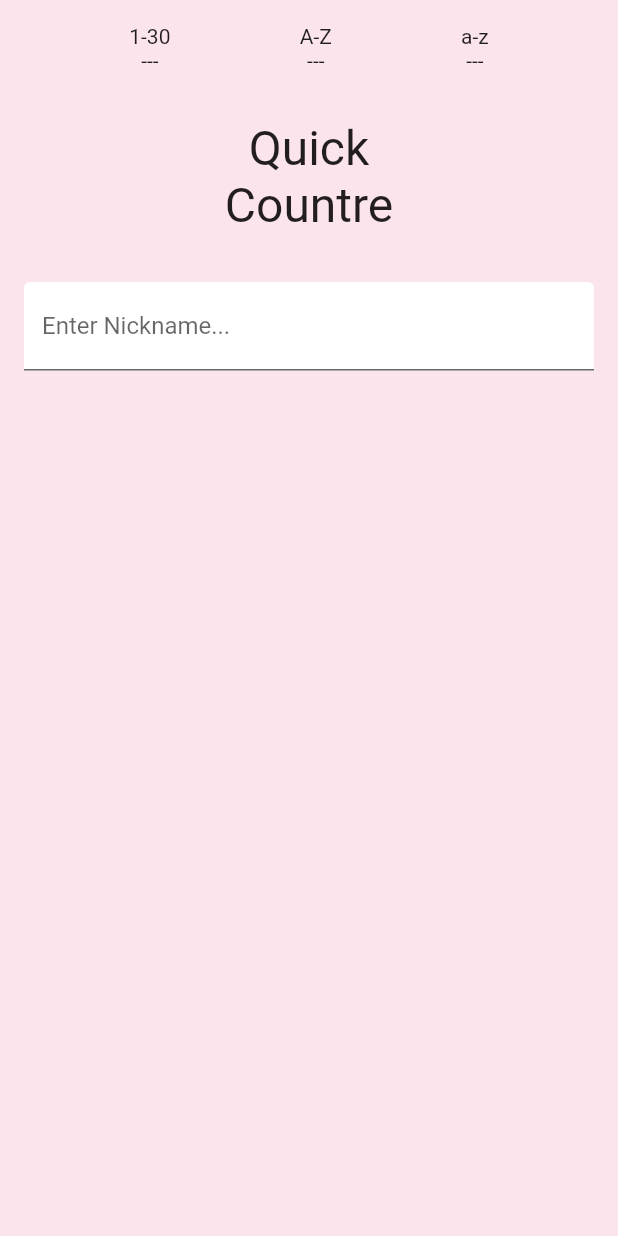
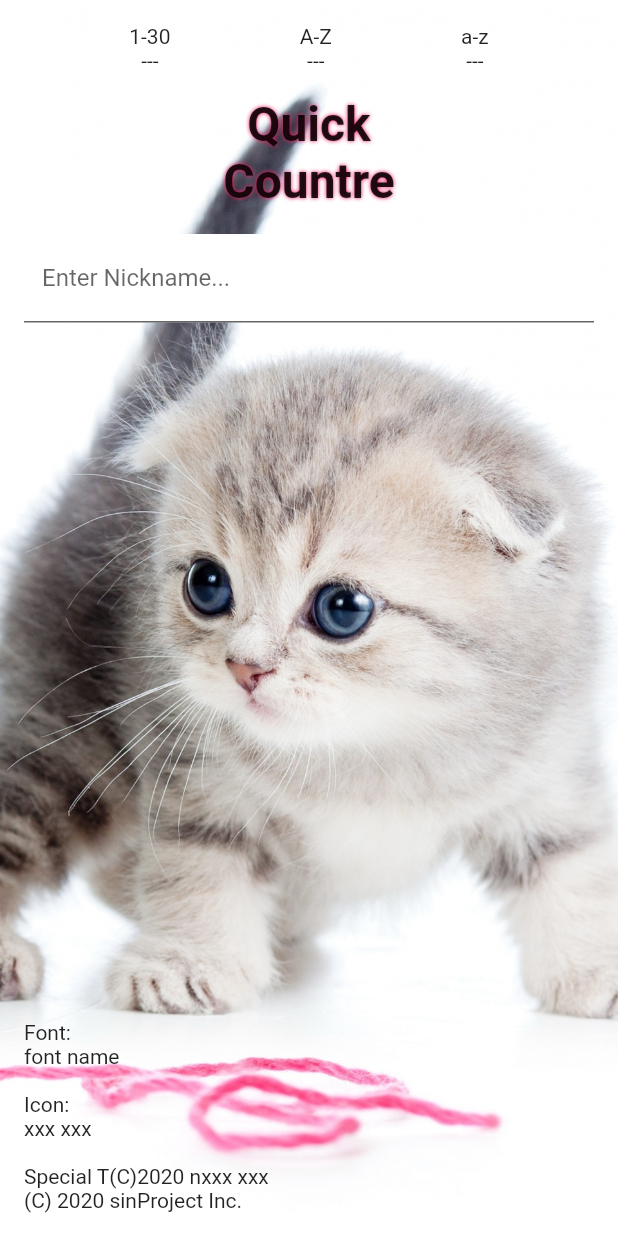
Before and after one commit to mtsknt/quick_count, a Flutter app: the screen it shows after launch, on a phone screen of 412 x 824 dp. Run offline on Flutter 3.47's test engine with Material 2 defaults, Android fonts, the phone set to English and light mode, and no system bars; our stand-ins replace audioplayers, shared_preferences.

Commit message:
Improve UI

```diff
--- a/lib/homePage.dart
+++ b/lib/homePage.dart
@@ -12,7 +12,7 @@ class HomePage extends StatefulWidget {
 }
 
 class _HomePageState extends State<HomePage> {
-  String _selectedMode = '';
+  String _selectedMode = '1-30';
   User _currentUser = User(name: '');
   List<User> users = [];
   SharedPref sharedPref = SharedPref();
@@ -99,6 +99,8 @@ class _HomePageState extends State<HomePage> {
       child: Text(playMode),
       color: color,
       padding: buttonPadding,
+      splashColor: Colors.transparent,
+      highlightColor: Colors.transparent,
       onPressed: () {
         _setSelectedMode(playMode);
         audio.playLocal('select.mp3');
@@ -126,12 +128,20 @@ class _HomePageState extends State<HomePage> {
     );
 
     Widget titleSection = Container(
-      padding: const EdgeInsets.all(32),
+      padding: const EdgeInsets.all(16),
       child: Center(
         child: Text(
           'Quick\nCountre',
           style: TextStyle(
             fontSize: 32,
+            fontWeight: FontWeight.bold,
+            shadows: [
+              Shadow(
+                blurRadius: 3.0,
+                color: Colors.pink,
+                offset: Offset(0, 0),
+              ),
+            ],
           ),
           textAlign: TextAlign.center,
         ),
@@ -171,6 +181,8 @@ class _HomePageState extends State<HomePage> {
             child: Text('PLAY!'),
             color: Colors.pink[200],
             padding: buttonPadding,
+            splashColor: Colors.transparent,
+            highlightColor: Colors.transparent,
             onPressed: () {
               _playGame(_selectedMode, _currentUser, users);
             },
@@ -183,10 +195,10 @@ class _HomePageState extends State<HomePage> {
       body: Container(
         decoration: BoxDecoration(
           color: Colors.pink[50],
-          // image: DecorationImage(
-          //   image: AssetImage('images/lake.jpg'),
-          //   fit: BoxFit.cover,
-          // ),
+          image: DecorationImage(
+            image: AssetImage('assets/images/kitten.jpg'),
+            fit: BoxFit.cover,
+          ),
         ),
         child: Column(
           children: [
@@ -197,6 +209,25 @@ class _HomePageState extends State<HomePage> {
               selectPlayModeSection,
               playButtonSection,
             ],
+            Expanded(
+              child: Container(
+                margin: const EdgeInsets.all(16),
+                child: Align(
+                  alignment: Alignment.bottomLeft,
+                  child: Column(
+                    crossAxisAlignment: CrossAxisAlignment.start,
+                    mainAxisSize: MainAxisSize.max,
+                    mainAxisAlignment: MainAxisAlignment.end,
+                    children: [
+                      Text('Font:\nfont name\n'),
+                      Text('Icon:\nxxx xxx\n'),
+                      Text('Special T(C)2020 nxxx xxx'),
+                      Text('(C) 2020 sinProject Inc.'),
+                    ],
+                  ),
+                ),
+              ),
+            ),
           ],
         ),
       ),
--- a/lib/main.dart
+++ b/lib/main.dart
@@ -1,7 +1,10 @@
 import 'package:flutter/material.dart';
+import 'package:flutter/services.dart';
 import 'homePage.dart';
 
 void main() {
+  WidgetsFlutterBinding.ensureInitialized();
+  SystemChrome.setEnabledSystemUIOverlays([]);
   runApp(MyApp());
 }
 
--- a/lib/playPage.dart
+++ b/lib/playPage.dart
@@ -154,6 +154,8 @@ class _PlayPageState extends State<PlayPage> {
                 fontSize: 32,
               ),
             ),
+            splashColor: Colors.transparent,
+            highlightColor: Colors.transparent,
             onPressed: () {
               Navigator.pop(context);
             },
@@ -232,21 +234,19 @@ class GameField extends StatelessWidget {
     int index = _count;
     Text txt = _setChar();
 
-    if (txt.data != '') {
     return SizedBox(
-        width: 52,
-        height: 52,
+      width: 60,
+      height: 60,
       child: FlatButton(
         child: txt,
         color: Colors.white,
+        splashColor: Colors.transparent,
+        highlightColor: Colors.transparent,
         onPressed: () {
           onGetIndex(_randomIndex[index]);
         },
       ),
     );
-    } else {
-      return SizedBox(width: 52, height: 52, child: null);
-    }
   }
 
   @override
--- a/pubspec.yaml
+++ b/pubspec.yaml
@@ -57,9 +57,10 @@ flutter:
     - assets/good.mp3
     - assets/start.mp3
     - assets/select.mp3
+    - assets/images/kitten.jpg
+
   # An image asset can refer to one or more resolution-specific "variants", see
   # https://flutter.dev/assets-and-images/#resolution-aware.
-
   # For details regarding adding assets from package dependencies, see
   # https://flutter.dev/assets-and-images/#from-packages
 
```
Also changed, not shown: assets/images/kitten.jpg (added). Lines whose indentation alone changed are shown as unchanged.
